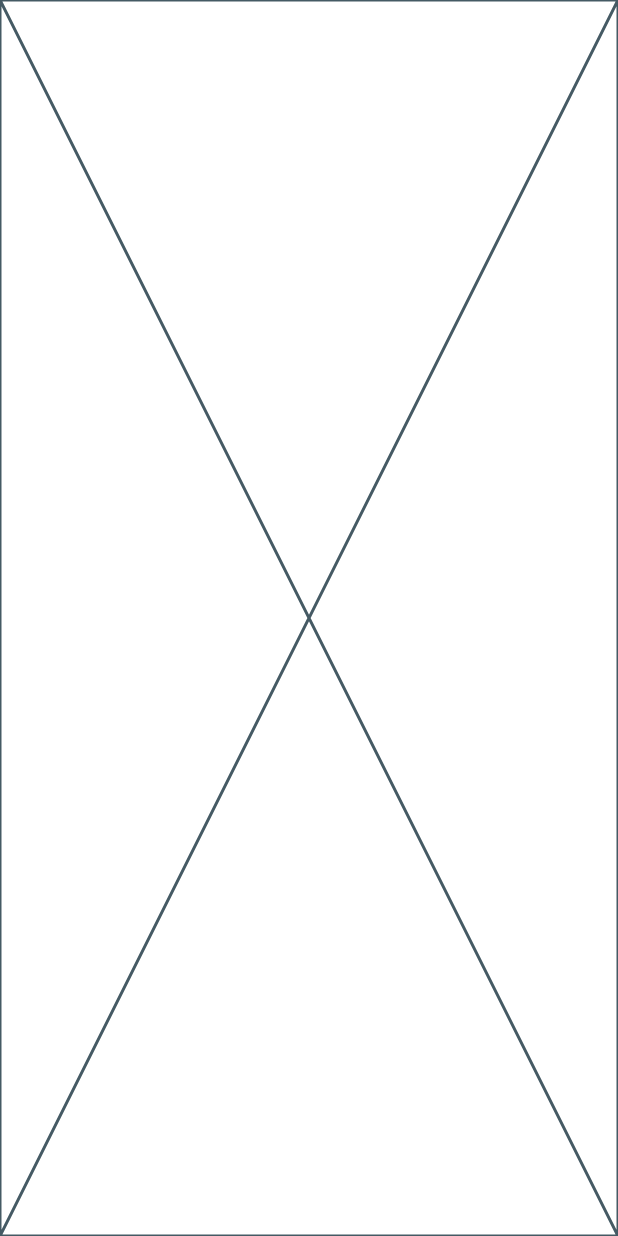
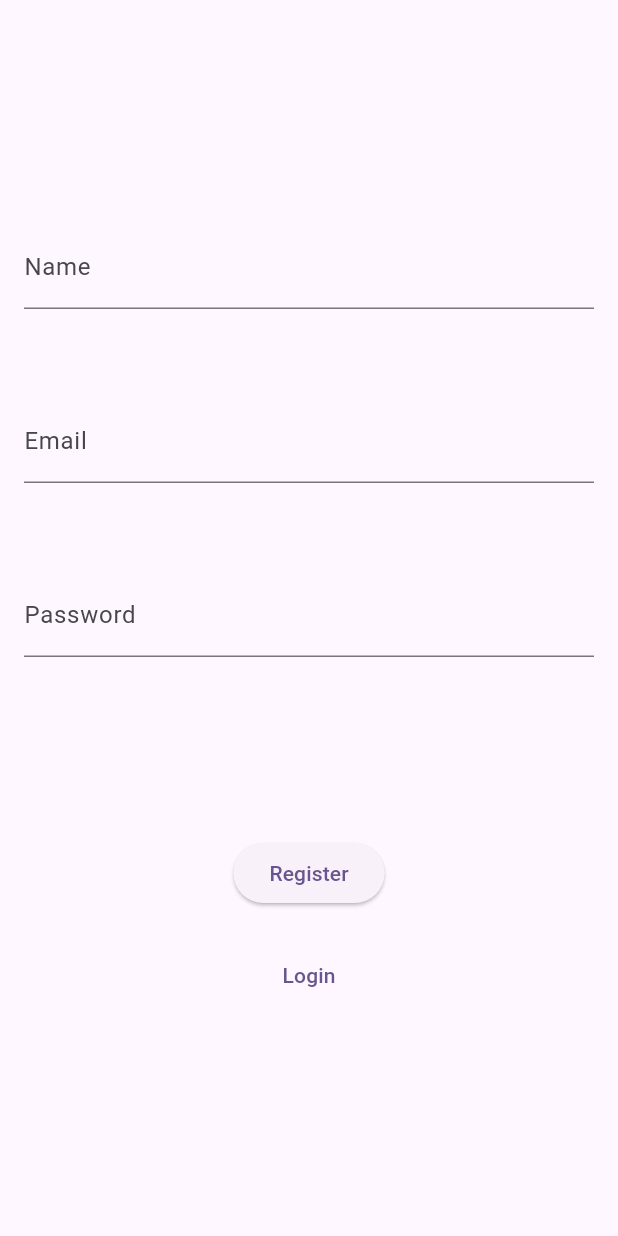
Before and after one commit to ATS527/hatio_todo, a Flutter app: the screen it shows after launch, on a phone screen of 412 x 824 dp. Run offline on Flutter 3.47's test engine with Material 3 defaults, Android fonts, the phone set to English and light mode, and no system bars; our stand-ins replace bloc, flutter_bloc.

Commit message:
started custom form with register screen

```diff
--- /dev/null
+++ b/client/hatio_todo_app/lib/auth/views/register_screen.dart
@@ -0,0 +1,13 @@
+import 'package:flutter/material.dart';
+import 'package:hatio_todo_app/auth/widgets/custom_form.dart';
+
+class RegisterScreen extends StatelessWidget {
+  const RegisterScreen({super.key});
+
+  @override
+  Widget build(BuildContext context) {
+    return const Scaffold(
+      body: CustomForm(),
+    );
+  }
+}
--- /dev/null
+++ b/client/hatio_todo_app/lib/auth/widgets/custom_form.dart
@@ -0,0 +1,115 @@
+import 'package:flutter/material.dart';
+import 'package:hatio_todo_app/project/views/project_screen.dart';
+
+class CustomForm extends StatefulWidget {
+  const CustomForm({super.key});
+
+  @override
+  State<CustomForm> createState() => _CustomFormState();
+}
+
+class _CustomFormState extends State<CustomForm> {
+  final _registerKey = GlobalKey<FormState>();
+
+  String? nameValidation(String? value) {
+    if (value == null || value.isEmpty) {
+      return 'This field is required';
+    } else if (value.length < 3) {
+      return 'Name must be at least 3 characters';
+    } else if (value.length > 30) {
+      return 'Name must be at most 30 characters';
+    }
+    return null;
+  }
+
+  String? passwordValidation(String? value) {
+    if (value == null || value.isEmpty) {
+      return 'This field is required';
+    } else if (value.length < 6) {
+      return 'Password must be at least 6 characters';
+    } else if (value.length > 30) {
+      return 'Password must be at most 30 characters';
+    } else if (value.contains(RegExp(r'[!@#$%^&*(),.?":{}|<>]')) == false) {
+      return 'Password must contain special characters';
+    } else if (value.contains(RegExp(r'[0-9]')) == false) {
+      return 'Password must contain numbers';
+    } else if (value.contains(RegExp(r'[A-Z]')) == false) {
+      return 'Password must contain uppercase';
+    } else if (value.contains(RegExp(r'[a-z]')) == false) {
+      return 'Password must contain lowercase';
+    }
+    return null;
+  }
+
+  String? emailValidation(String? value) {
+    if (value == null || value.isEmpty) {
+      return 'This field is required';
+    } else if (value.contains('@') == false) {
+      return 'Email must contain @';
+    } else if (value.contains('.') == false) {
+      return 'Email must contain .';
+    }
+    return null;
+  }
+
+  @override
+  Widget build(BuildContext context) {
+    return Form(
+      key: _registerKey,
+      child: Padding(
+        padding: const EdgeInsets.symmetric(horizontal: 16.0),
+        child: Column(
+          mainAxisAlignment: MainAxisAlignment.center,
+          children: [
+            TextFormField(
+              validator: nameValidation,
+              decoration: const InputDecoration(
+                labelText: 'Name',
+              ),
+            ),
+            const SizedBox(
+              height: 60,
+            ),
+            TextFormField(
+              validator: emailValidation,
+              decoration: const InputDecoration(
+                labelText: 'Email',
+              ),
+            ),
+            const SizedBox(
+              height: 60,
+            ),
+            TextFormField(
+              validator: passwordValidation,
+              decoration: const InputDecoration(
+                labelText: 'Password',
+              ),
+            ),
+            const SizedBox(
+              height: 120,
+            ),
+            ElevatedButton(
+              onPressed: () {
+                if (_registerKey.currentState!.validate()) {
+                  Navigator.of(context).pushReplacement(
+                    MaterialPageRoute(
+                      builder: (context) => const ProjectScreen(),
+                    ),
+                  );
+                }
+              },
+              child: const Text('Register'),
+            ),
+            const SizedBox(
+              height: 20,
+            ),
+            TextButton(
+              onPressed: () {},
+              child: const Text('Login'),
+            ),
+          ],
+        ),
+      ),
+    );
+  }
+}
--- a/client/hatio_todo_app/lib/main.dart
+++ b/client/hatio_todo_app/lib/main.dart
@@ -1,5 +1,6 @@
 import 'package:flutter/material.dart';
 import 'package:flutter_bloc/flutter_bloc.dart';
+import 'package:hatio_todo_app/auth/views/register_screen.dart';
 import 'package:hatio_todo_app/bloc_observer.dart';
 
 Future<void> main() async {
@@ -19,16 +20,16 @@ class MyApp extends StatelessWidget {
         colorScheme: ColorScheme.fromSeed(seedColor: Colors.deepPurple),
         useMaterial3: true,
       ),
-      home: const HomeScreen(),
+      home: const InitialiserScreen(),
     );
   }
 }
 
-class HomeScreen extends StatelessWidget {
-  const HomeScreen({super.key});
+class InitialiserScreen extends StatelessWidget {
+  const InitialiserScreen({super.key});
 
   @override
   Widget build(BuildContext context) {
-    return const Placeholder();
+    return const RegisterScreen();
   }
 }
```
Also changed, not shown: client/hatio_todo_app/lib/project/views/project_screen.dart (added, +15 -0 lines).
